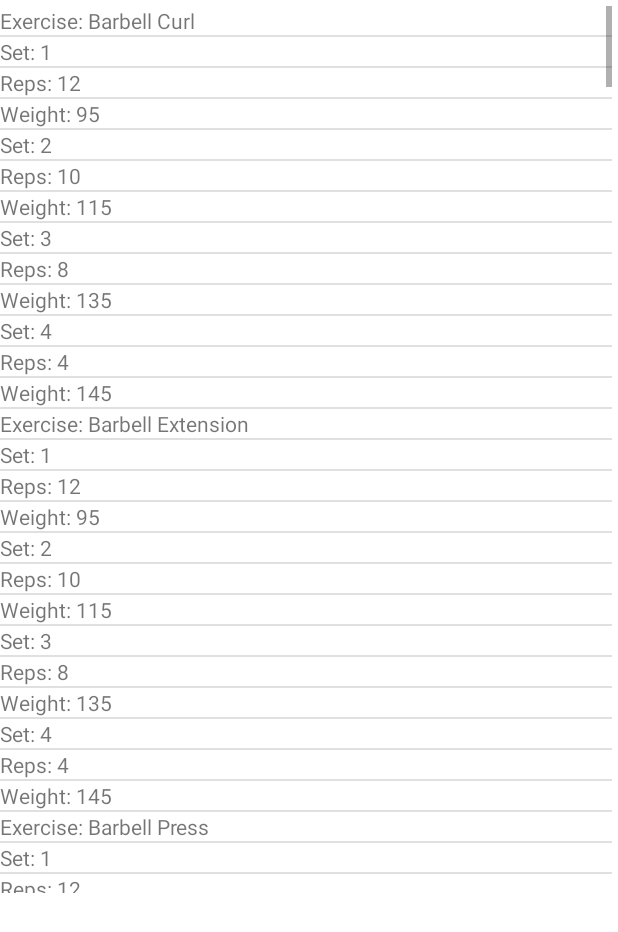
After one commit to ZacMalone16/COP4656-GroupProject, an Android app: the fragment DailyView placed in its activity, on a phone screen of 412 x 824 dp. The commit adds this screen. Shown: the top 932 px of the screen. Run offline under Robolectric (Android 15) with nearby library versions, the phone set to English and light mode, and no system bars.

Commit message:
added daily workout view page

```diff
--- a/app/build.gradle
+++ b/app/build.gradle
@@ -31,6 +31,7 @@ dependencies {
     implementation 'androidx.appcompat:appcompat:1.3.0'
     implementation 'com.google.android.material:material:1.4.0'
     implementation 'androidx.constraintlayout:constraintlayout:2.0.4'
+    implementation 'androidx.legacy:legacy-support-v4:1.0.0'
     testImplementation 'junit:junit:4.13.2'
     androidTestImplementation 'androidx.test.ext:junit:1.1.3'
     androidTestImplementation 'androidx.test.espresso:espresso-core:3.4.0'
--- a/app/src/main/java/edu/fsu/cs/groupproject/MainActivity.java
+++ b/app/src/main/java/edu/fsu/cs/groupproject/MainActivity.java
@@ -18,6 +18,7 @@ import java.util.ArrayList;
 
 import edu.fsu.cs.groupproject.fragments.Calendar;
 import edu.fsu.cs.groupproject.fragments.CurrentExercise;
+import edu.fsu.cs.groupproject.fragments.DailyView;
 import edu.fsu.cs.groupproject.fragments.FragmentCommunications;
 import edu.fsu.cs.groupproject.fragments.StartPage;
 import edu.fsu.cs.groupproject.graphs.Graph;
@@ -44,6 +45,7 @@ public class MainActivity extends AppCompatActivity implements FragmentCommunica
     public static boolean flag  = true;
     public static int rep_count;
     boolean complete = false;
+    DailyView dailyView = new DailyView();
 
     @Override
     protected void onCreate(Bundle savedInstanceState)
@@ -134,6 +136,7 @@ public class MainActivity extends AppCompatActivity implements FragmentCommunica
     public void onCurrentExercisesSelected() {
 
         System.out.println("onCurrentExercisesSelected() - called from Main Activity");
+        getSupportFragmentManager().beginTransaction().replace(R.id.fragmentContainerView2, dailyView, "Daily View").commit();
 
     }
 
--- a/app/src/main/java/edu/fsu/cs/groupproject/database/DatabaseHelper.java
+++ b/app/src/main/java/edu/fsu/cs/groupproject/database/DatabaseHelper.java
@@ -331,6 +331,14 @@ public class DatabaseHelper extends SQLiteOpenHelper {
         return cur;
     }
 
+    public Cursor todaysWorkout(){
+        SQLiteDatabase db = this.getReadableDatabase();
+
+        String sql = "SELECT Exercise, SetNum, Reps, Weight FROM lifts_table, sets_table GROUP BY SetNum, Exercise ORDER BY Exercise";
+        Cursor cur =  db.rawQuery(sql, null);
+        return cur;
+    }
+
 }
 //TODO: Date Query, Date/Muscle/Exercise Queries
 // Date -> Muscle Group -> Exercise
--- /dev/null
+++ b/app/src/main/java/edu/fsu/cs/groupproject/fragments/DailyView.java
@@ -0,0 +1,112 @@
+package edu.fsu.cs.groupproject.fragments;
+
+import android.database.Cursor;
+import android.os.Bundle;
+
+import androidx.annotation.Nullable;
+import androidx.fragment.app.Fragment;
+import android.view.LayoutInflater;
+import android.view.View;
+import android.view.ViewGroup;
+import android.widget.ArrayAdapter;
+import android.widget.BaseAdapter;
+import android.widget.ListView;
+import android.widget.TextView;
+
+import java.util.ArrayList;
+import java.util.List;
+
+import edu.fsu.cs.groupproject.R;
+import edu.fsu.cs.groupproject.database.DatabaseHelper;
+
+
+
+public class DailyView extends Fragment {
+    ArrayList<String> workout_list;
+    ListView dailyview;
+    DatabaseHelper db;
+
+    public DailyView(){
+    }
+
+    @Override
+    public void onCreate(@Nullable Bundle savedInstanceState) {
+        super.onCreate(savedInstanceState);
+        db = new DatabaseHelper(getContext());
+
+/*
+        Cursor cur = db.todaysWorkout();
+
+        while(cur.moveToNext()) {
+            if(cur.getInt(1) != 1){
+                workout_list.add("Set: " + cur.getString(1) + "\n");
+                workout_list.add("Reps: " + cur.getString(2) + "\n");
+                workout_list.add("Weight: " + cur.getString(3) + "\n");
+            }
+            else {
+                workout_list.add("Exercise: " + cur.getString(0) + "\n");
+                workout_list.add("Set: " + cur.getString(1) + "\n");
+                workout_list.add("Reps: " + cur.getString(2) + "\n");
+                workout_list.add("Weight: " + cur.getString(3) + "\n");
+            }
+        }*/
+
+    }
+
+    @Nullable
+    @Override
+    public View onCreateView(LayoutInflater inflater, @Nullable ViewGroup container, Bundle savedInstanceState){
+        View view = inflater.inflate(R.layout.fragment_daily_view, container, false);
+
+        ListView dailyview = view.findViewById(R.id.dailylistview);
+
+        workout_list = new ArrayList<String>(); // ##########################################
+        Cursor cur = db.todaysWorkout();
+
+        while(cur.moveToNext()) {
+            if(cur.getInt(1) != 1){
+                workout_list.add("Set: " + cur.getString(1));
+                workout_list.add("Reps: " + cur.getString(2));
+                workout_list.add("Weight: " + cur.getString(3));
+            }
+            else {
+                workout_list.add("Exercise: " + cur.getString(0));
+                workout_list.add("Set: " + cur.getString(1));
+                workout_list.add("Reps: " + cur.getString(2));
+                workout_list.add("Weight: " + cur.getString(3));
+            }
+        }
+
+        CustomListAdapter listAdapter = new CustomListAdapter(workout_list);// #####################
+        dailyview.setAdapter(listAdapter);
+        return view;
+    }
+
+    class CustomListAdapter extends BaseAdapter {
+        List<String> items;
+        public CustomListAdapter(List<String> items){
+            super();
+            this.items = items;
+        }
+
+        @Override
+        public int getCount() {
+            return items.size();
+        }
+        @Override
+        public Object getItem(int i) {
+            return items.get(i);
+        }
+        @Override
+        public long getItemId(int i) {
+            return items.get(i).hashCode();
+        }
+
+        @Override
+        public View getView(int i, View view, ViewGroup viewGroup) {
+            TextView textView = new TextView(getContext());
+            textView.setText(items.get(i));
+            return textView;
+        }
+    }
+}
--- /dev/null
+++ b/app/src/main/res/layout/fragment_daily_view.xml
@@ -0,0 +1,13 @@
+<?xml version="1.0" encoding="utf-8"?>
+<RelativeLayout xmlns:android="http://schemas.android.com/apk/res/android"
+    xmlns:tools="http://schemas.android.com/tools"
+    android:layout_width="match_parent"
+    android:layout_height="match_parent"
+    tools:context=".fragments.DailyView">
+
+    <ListView
+        android:id="@+id/dailylistview"
+        android:layout_width="match_parent"
+        android:layout_height="match_parent"
+        android:drawSelectorOnTop="false"/>
+</RelativeLayout>
--- a/app/src/main/res/values/strings.xml
+++ b/app/src/main/res/values/strings.xml
@@ -50,8 +50,8 @@
         <item>Shoulders</item>
 
     </string-array>
-
-
+    <!-- TODO: Remove or change this placeholder text -->
+    <string name="hello_blank_fragment">Hello blank fragment</string>
 
 
 </resources>
```
